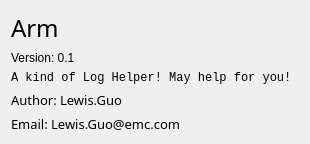
Qt form aboutdialog.ui (guolisen/Arm) before a commit.
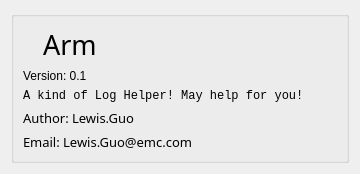
The same form after that commit. Icons and pictures are not drawn.

What changed in the file:
```diff
--- a/aboutdialog.ui
+++ b/aboutdialog.ui
@@ -6,8 +6,8 @@
    <rect>
     <x>0</x>
     <y>0</y>
-    <width>304</width>
-    <height>116</height>
+    <width>360</width>
+    <height>173</height>
    </rect>
   </property>
   <property name="sizePolicy">
@@ -20,20 +20,44 @@
    <string>Dialog</string>
   </property>
   <layout class="QGridLayout" name="gridLayout">
-   <item row="0" column="0" colspan="2">
+   <item row="0" column="0">
+    <widget class="QGroupBox" name="groupBox">
+     <property name="title">
+      <string/>
+     </property>
     <layout class="QVBoxLayout" name="verticalLayout">
      <item>
+       <layout class="QHBoxLayout" name="horizontalLayout">
+        <item>
+         <widget class="QLabel" name="label_6">
+          <property name="sizePolicy">
+           <sizepolicy hsizetype="Fixed" vsizetype="Fixed">
+            <horstretch>0</horstretch>
+            <verstretch>0</verstretch>
+           </sizepolicy>
+          </property>
+          <property name="text">
+           <string/>
+          </property>
+          <property name="pixmap">
+           <pixmap resource="res/res.qrc">:/mhands1.png</pixmap>
+          </property>
+         </widget>
+        </item>
+        <item>
       <widget class="QLabel" name="label">
        <property name="font">
         <font>
          <family>Broadway</family>
-         <pointsize>18</pointsize>
+            <pointsize>20</pointsize>
         </font>
        </property>
        <property name="text">
-        <string>Arm</string>
-       </property>
-      </widget>
+           <string> Arm</string>
+          </property>
+         </widget>
+        </item>
+       </layout>
      </item>
      <item>
       <widget class="QLabel" name="label_5">
@@ -84,6 +108,7 @@
       </widget>
      </item>
     </layout>
+    </widget>
    </item>
   </layout>
  </widget>
```
Left out of the diff: 4 changed lines with no effect on the pictures. Lines whose indentation alone changed are shown as unchanged.
